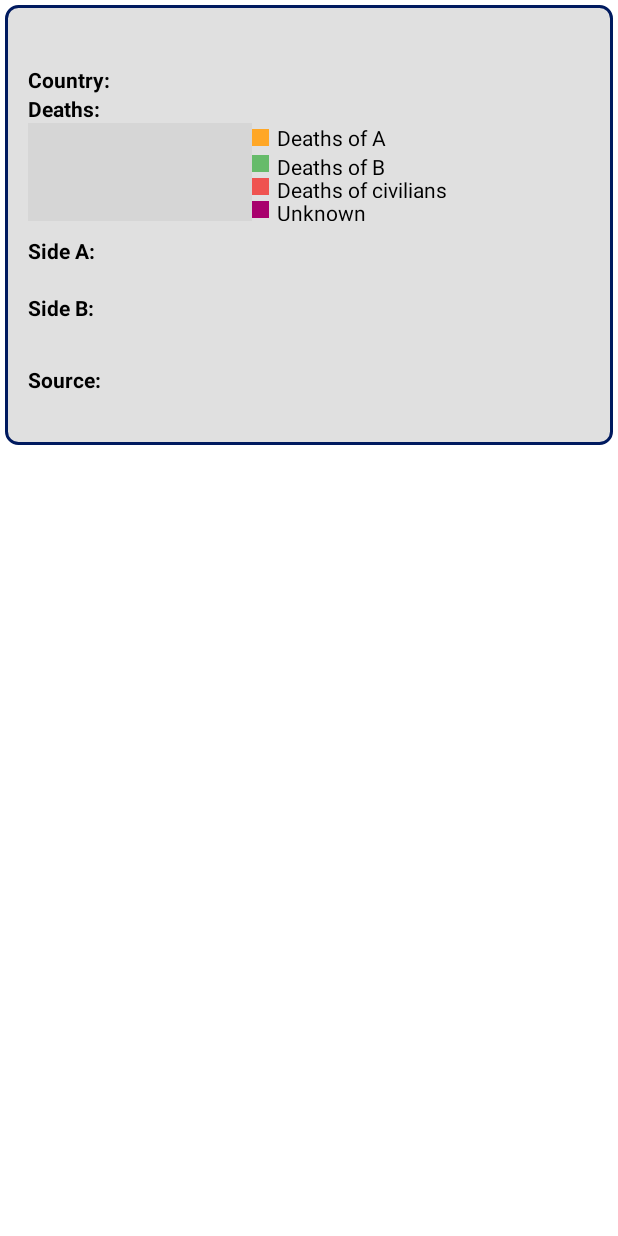
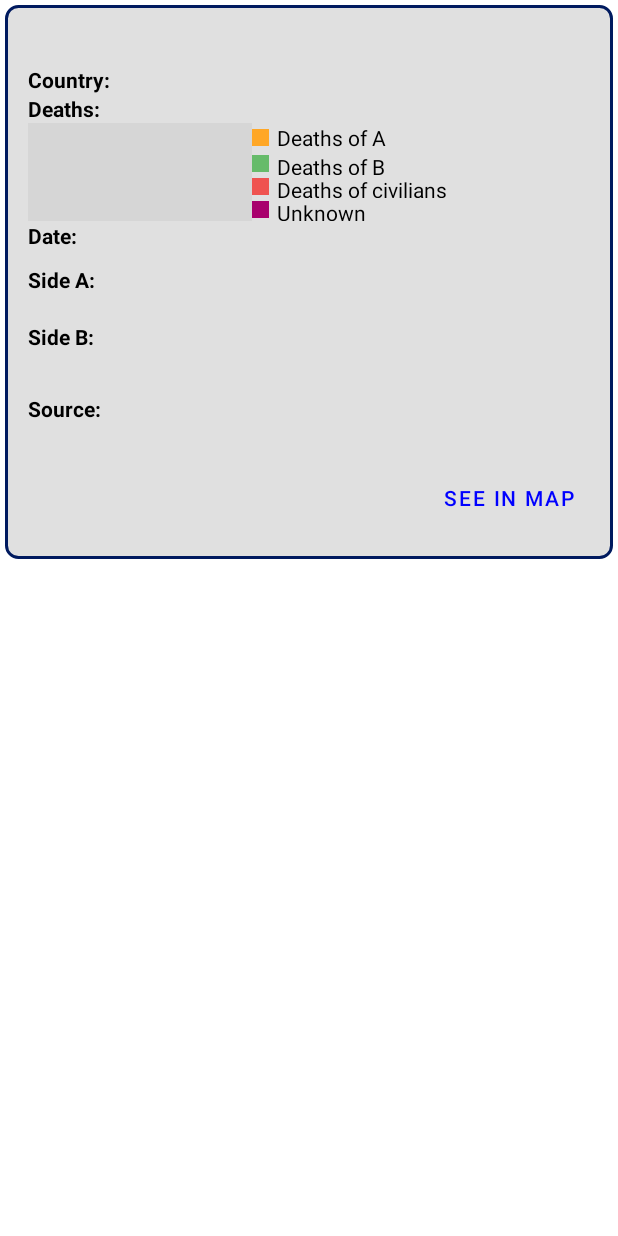
Before and after one commit to Phongle1311/Conflict_Research, an Android app: the layout item_conflict.xml on its own in the app's theme, with its tools: preview values and no code run, on a phone screen of 412 x 824 dp. Run offline under Robolectric (Android 15) with nearby library versions, the light colour scheme and no system bars; plain views replace PieChart; grey boxes are pictures that could not be loaded.

Commit message:
1) add date field 2) add see in map button

```diff
--- a/app/src/main/res/layout/item_conflict.xml
+++ b/app/src/main/res/layout/item_conflict.xml
@@ -212,6 +212,25 @@
         <LinearLayout
             android:layout_width="match_parent"
             android:layout_height="wrap_content"
+            android:orientation="horizontal">
+
+            <TextView
+                style="@style/label"
+                android:layout_width="wrap_content"
+                android:layout_height="match_parent"
+                android:text="@string/date" />
+
+            <TextView
+                android:id="@+id/tv_date"
+                style="@style/normal"
+                android:layout_width="match_parent"
+                android:layout_height="wrap_content" />
+
+        </LinearLayout>
+
+        <LinearLayout
+            android:layout_width="match_parent"
+            android:layout_height="wrap_content"
             android:layout_marginTop="10dp"
             android:orientation="horizontal">
 
@@ -283,7 +302,7 @@
             <TextView
                 style="@style/label"
                 android:layout_width="wrap_content"
-                android:layout_height="wrap_content"
+                android:layout_height="match_parent"
                 android:text="@string/source" />
 
             <TextView
@@ -301,6 +320,15 @@
             android:layout_height="wrap_content"
             android:layout_gravity="end" />
 
+        <Button
+            android:id="@+id/btn_see_in_map"
+            style="@style/button"
+            android:layout_width="wrap_content"
+            android:layout_height="wrap_content"
+            android:layout_gravity="end"
+            android:layout_marginTop="5dp"
+            android:text="@string/see_in_map" />
+
     </LinearLayout>
 
 </LinearLayout>
--- a/app/src/main/res/values/colors.xml
+++ b/app/src/main/res/values/colors.xml
@@ -7,6 +7,7 @@
     <color name="teal_700">#FF018786</color>
     <color name="black">#FF000000</color>
     <color name="white">#FFFFFFFF</color>
+
     <color name="chart_1">#FFA726</color>
     <color name="chart_2">#66BB6A</color>
     <color name="chart_3">#EF5350</color>
--- a/app/src/main/res/values/strings.xml
+++ b/app/src/main/res/values/strings.xml
@@ -10,5 +10,7 @@
     <string name="side_b">Side B:</string>
     <string name="source">Source:</string>
     <string name="deaths_of_a">Deaths of A</string>
+    <string name="date">Date:</string>
+    <string name="see_in_map">see in map</string>
 
 </resources>
--- a/app/src/main/res/values/styles.xml
+++ b/app/src/main/res/values/styles.xml
@@ -28,4 +28,13 @@
         <item name="android:fontFamily">sans-serif</item>
         <item name="android:textStyle">italic</item>
     </style>
+
+    <style name="button">
+        <item name="android:textColor">#0000FF</item>
+        <item name="android:textSize">14sp</item>
+        <item name="android:fontFamily">sans-serif-medium</item>
+        <item name="android:textAllCaps">true</item>
+        <item name="android:background">@android:color/transparent</item>
+        <item name="android:padding">10dp</item>
+    </style>
 </resources>
```
Also changed, not shown: app/src/main/java/example/com/adapter/ConflictAdapter.java (+29 -4 lines), app/src/main/java/example/com/fragment/ListFragment.java (+15 -1 lines).
